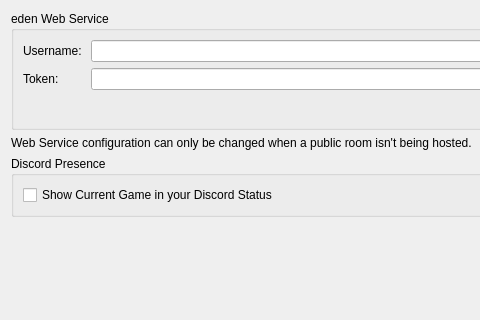
This is src/yuzu/configuration/configure_web.ui in rorrim-rorrim/eden-alt as Qt 5 draws it before an edit; both pictures show x 0 to 480 and y 0 to 320 of the 926 by 561 pixel window. The edited form follows.
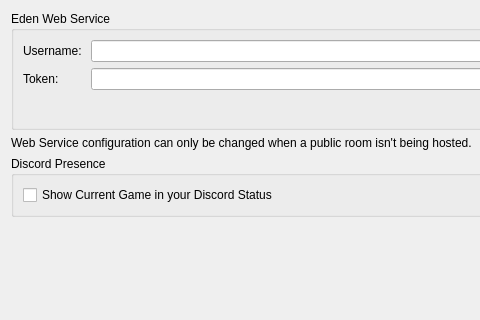
This is the edited form.

Commit message: [desktop, core] yuzu -> Eden, eden -> Eden

What changed in the file:
```diff
--- a/src/yuzu/configuration/configure_web.ui
+++ b/src/yuzu/configuration/configure_web.ui
@@ -22,7 +22,7 @@
      <item>
       <widget class="QGroupBox" name="groupBoxWebConfig">
        <property name="title">
-        <string>eden Web Service</string>
+        <string>Eden Web Service</string>
        </property>
        <layout class="QVBoxLayout" name="verticalLayoutYuzuWebService">
         <item>
```
The commit also changes 31 other files.
